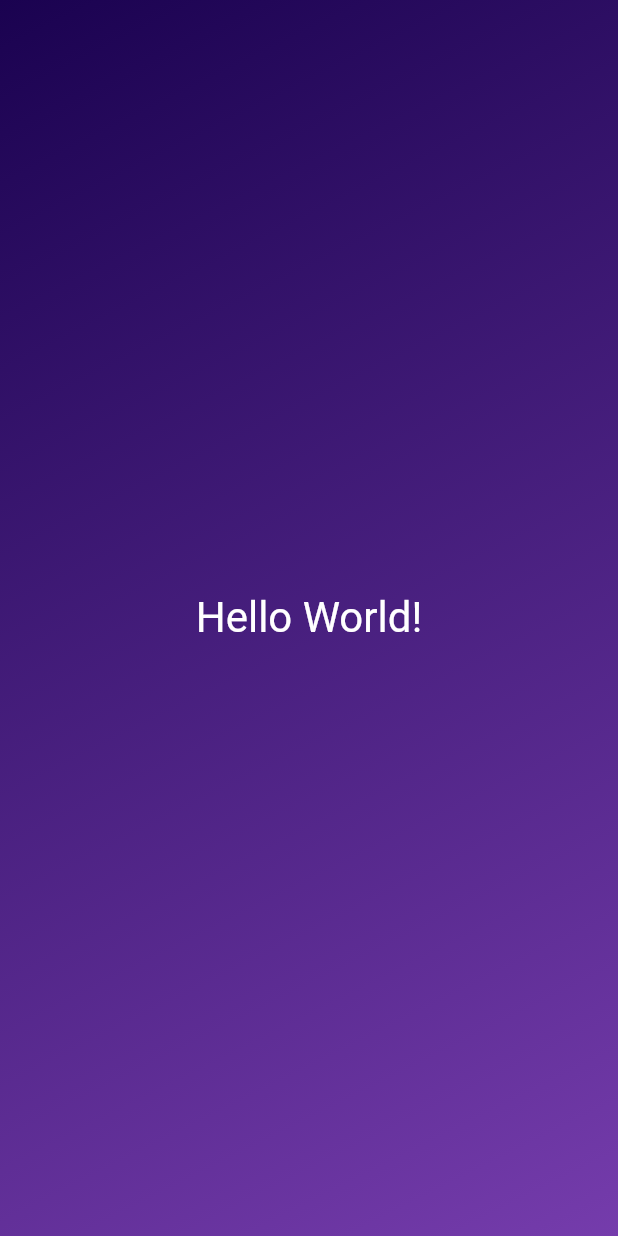
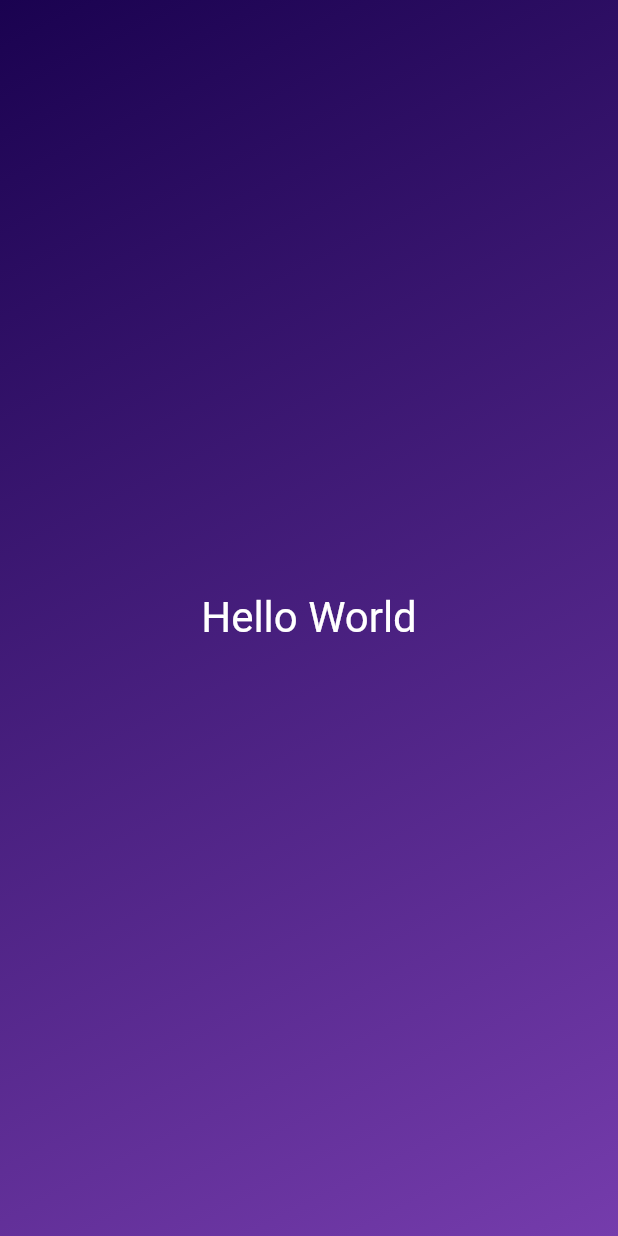
Before and after one commit to deepBn/flutter_tutorial, a Flutter app: the screen it shows after launch, on a phone screen of 412 x 824 dp. Run offline on Flutter 3.47's test engine with Material 2 defaults, Android fonts, the light colour scheme and no system bars.

Commit message:
Reusable widget and constructor functions

```diff
--- a/lib/gradient_container.dart
+++ b/lib/gradient_container.dart
@@ -2,24 +2,26 @@
 
 import 'package:flutter_tutorial/styled_text.dart';
 
+const startAlignment = Alignment.topLeft;
+const endAlignment = Alignment.bottomRight;
+
 class GradientContainer extends StatelessWidget {
-  const GradientContainer({super.key});
+  const GradientContainer({super.key, required this.colors});
+
+  final List<Color> colors;
 
   @override
   Widget build(context) {
     return Container(
-      decoration: const BoxDecoration(
+      decoration: BoxDecoration(
         gradient: LinearGradient(
-          colors: [
-            Color.fromARGB(255, 26, 2, 80),
-            Color.fromARGB(255, 117, 60, 172),
-          ],
-          begin: Alignment.topLeft,
-          end: Alignment.bottomRight,
+          colors: colors,
+          begin: startAlignment,
+          end: endAlignment,
         ),
       ),
       child: const Center(
-        child: StyledText(),
+        child: StyledText('Hello World'),
       ),
     );
   }
--- a/lib/main.dart
+++ b/lib/main.dart
@@ -6,7 +6,12 @@
   runApp(
     const MaterialApp(
       home: Scaffold(
-        body: GradientContainer(),
+        body: GradientContainer(
+          colors: [
+            Color.fromARGB(255, 26, 2, 80),
+            Color.fromARGB(255, 117, 60, 172),
+          ],
+        ),
       ),
     ),
   );
--- a/lib/styled_text.dart
+++ b/lib/styled_text.dart
@@ -1,13 +1,15 @@
 import 'package:flutter/material.dart';
 
 class StyledText extends StatelessWidget {
-  const StyledText({super.key});
+  const StyledText(this.text, {super.key});
+
+  final String text;
 
   @override
   Widget build(context) {
-    return const Text(
-      'Hello World!',
-      style: TextStyle(
+    return Text(
+      text,
+      style: const TextStyle(
         color: Colors.white,
         fontSize: 28,
       ),
```
